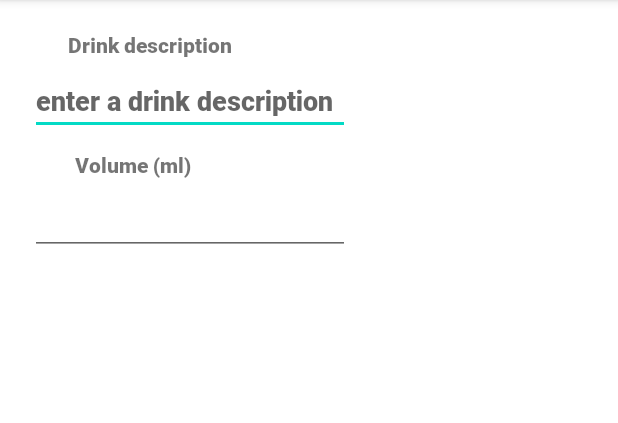
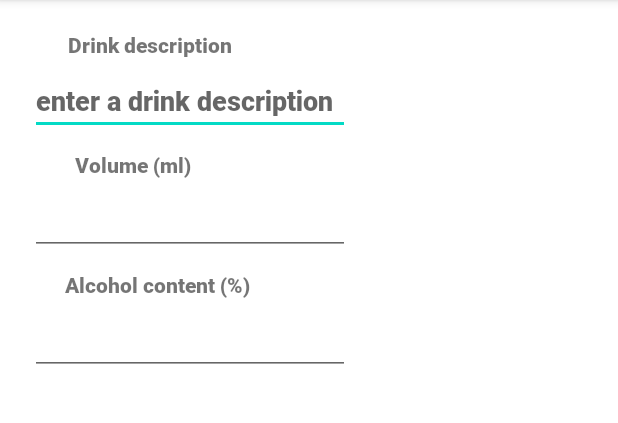
Before and after one commit to AndreaGonzato/AlcoholEstimator, an Android app: the fragment AddDrinkFragment shown on its own in the app's theme, on a phone screen of 412 x 824 dp, the part 84-507 px from its top. Run offline under Robolectric (Android 15) with nearby library versions, the phone set to English and light mode, and no system bars.

Commit message:
add alcohol content textiew and editText

```diff
--- a/app/src/main/java/it/units/alcoholestimator/fragments/AddDrinkFragment.java
+++ b/app/src/main/java/it/units/alcoholestimator/fragments/AddDrinkFragment.java
@@ -6,7 +6,6 @@ import androidx.annotation.NonNull;
 import androidx.annotation.Nullable;
 import androidx.fragment.app.Fragment;
 
-import android.preference.EditTextPreference;
 import android.util.Log;
 import android.view.LayoutInflater;
 import android.view.View;
@@ -28,7 +27,8 @@ public class AddDrinkFragment extends Fragment {
 
     // TODO: Rename and change types of parameters
     private String drinkType;
-    private String alcoholContent;
+    private String alcoholContentString;
+    private int alcoholContent;
     private String drinkSizeString;
     private int drinkSize;
 
@@ -61,7 +61,8 @@ public class AddDrinkFragment extends Fragment {
         super.onCreate(savedInstanceState);
         if (getArguments() != null) {
             drinkType = getArguments().getString(DRINK_TYPE_KEY);
-            alcoholContent = getArguments().getString(ALCOHOL_CONTENT_KEY);
+            alcoholContentString = getArguments().getString(ALCOHOL_CONTENT_KEY).replace("%", "").trim();
+            alcoholContent = Integer.parseInt(alcoholContentString);
             drinkSizeString = getArguments().getString(DRINK_SIZE_KEY).replace(" ml", "").trim();
             drinkSize = Integer.parseInt(drinkSizeString);
         }
@@ -84,6 +85,9 @@ public class AddDrinkFragment extends Fragment {
         EditText drinkSizeEditText = requireView().findViewById(R.id.editTextNumberSize);
         drinkSizeEditText.setText(drinkSizeString);
 
+        EditText alcoholContentEditText = requireView().findViewById(R.id.editTextNumberAlcoholContent);
+        alcoholContentEditText.setText(alcoholContentString);
+
 
         Log.i("TEST data:", drinkType + " " + alcoholContent + " "+ drinkSize);
     }
--- a/app/src/main/res/layout/fragment_add_drink.xml
+++ b/app/src/main/res/layout/fragment_add_drink.xml
@@ -64,6 +64,31 @@
             app:layout_constraintHorizontal_bias="0.1"
             android:autofillHints="500" />
 
+        <TextView
+            android:id="@+id/textView4"
+            android:layout_width="wrap_content"
+            android:layout_height="wrap_content"
+            android:text="@string/alcohol_content"
+            android:layout_marginTop="10dp"
+            app:layout_constraintTop_toBottomOf="@id/editTextNumberSize"
+            app:layout_constraintEnd_toEndOf="parent"
+            app:layout_constraintLeft_toRightOf="parent"
+            app:layout_constraintStart_toStartOf="parent"
+            app:layout_constraintHorizontal_bias="0.15"/>
+
+        <EditText
+            android:id="@+id/editTextNumberAlcoholContent"
+            android:layout_width="wrap_content"
+            android:layout_height="wrap_content"
+            android:layout_marginTop="5dp"
+            android:ems="10"
+            android:inputType="number"
+            app:layout_constraintStart_toStartOf="parent"
+            app:layout_constraintEnd_toEndOf="parent"
+            app:layout_constraintTop_toBottomOf="@+id/textView4"
+            app:layout_constraintHorizontal_bias="0.1"
+            android:autofillHints="5" />
+
     </androidx.constraintlayout.widget.ConstraintLayout>
 
 </FrameLayout>
--- a/app/src/main/res/values/strings.xml
+++ b/app/src/main/res/values/strings.xml
@@ -41,4 +41,5 @@
     <string name="drink_description">Drink description</string>
     <string name="drink_type">Drink type</string>
     <string name="enter_a_drink_description">enter a drink description</string>
+    <string name="alcohol_content">Alcohol content (%)</string>
 </resources>
```
